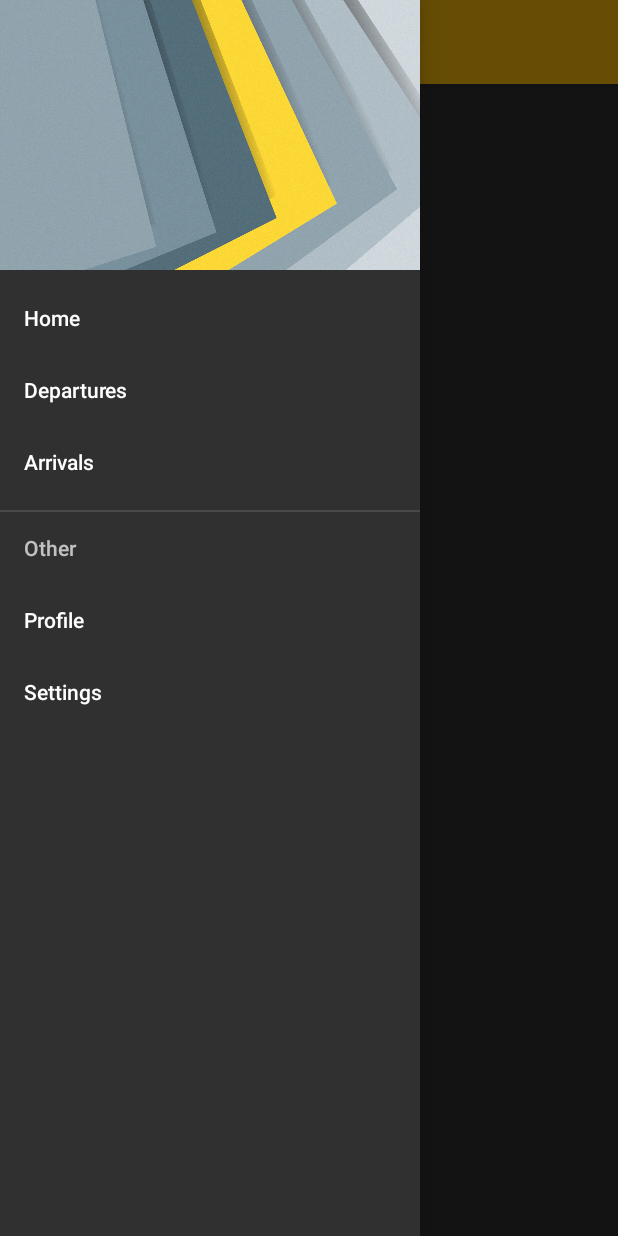
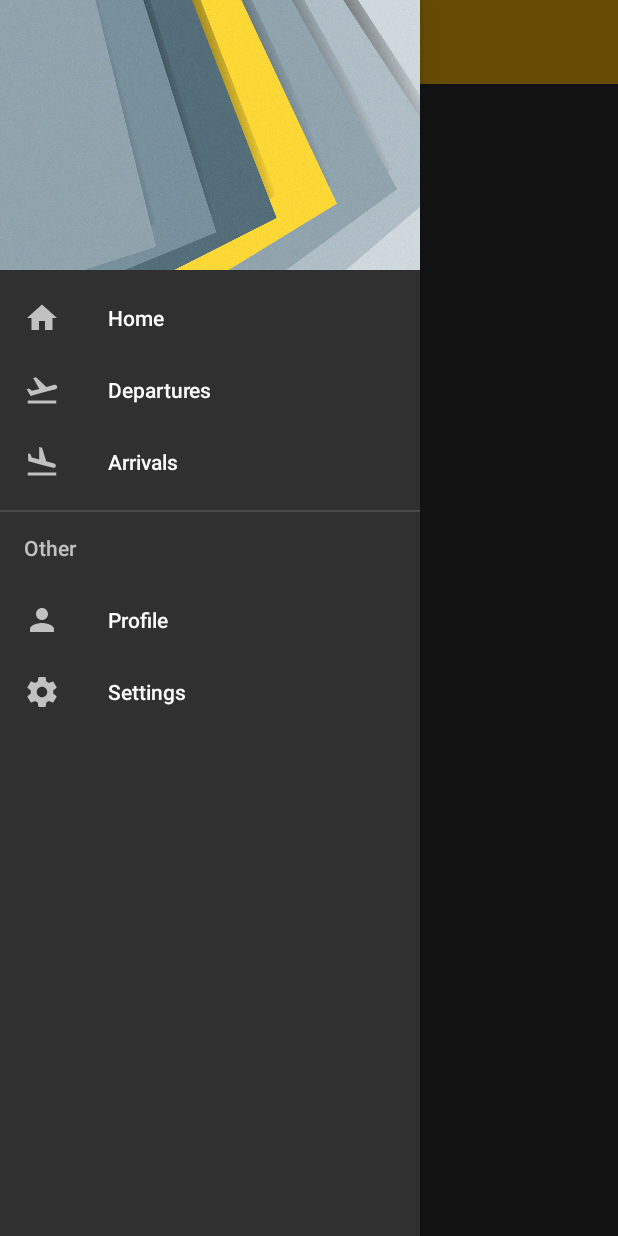
Before and after one commit to MarcMauri/Seccion_07_drawer_recycler_card, an Android app: the screen it shows after launch (MainActivity), with the side drawer open, on a phone screen of 412 x 824 dp. Run offline under Robolectric (Android 15) with nearby library versions, the phone set to English and light mode, and no system bars.

Commit message:
Create vector assets + add them into menu icons

```diff
--- /dev/null
+++ b/app/src/main/res/drawable/ic_arrival.xml
@@ -0,0 +1,9 @@
+<vector xmlns:android="http://schemas.android.com/apk/res/android"
+        android:width="24dp"
+        android:height="24dp"
+        android:viewportWidth="24.0"
+        android:viewportHeight="24.0">
+    <path
+        android:fillColor="#FF000000"
+        android:pathData="M2.5,19h19v2h-19zM9.68,13.27l4.35,1.16 5.31,1.42c0.8,0.21 1.62,-0.26 1.84,-1.06 0.21,-0.8 -0.26,-1.62 -1.06,-1.84l-5.31,-1.42 -2.76,-9.02L10.12,2v8.28L5.15,8.95l-0.93,-2.32 -1.45,-0.39v5.17l1.6,0.43 5.31,1.43z"/>
+</vector>
--- /dev/null
+++ b/app/src/main/res/drawable/ic_departure.xml
@@ -0,0 +1,9 @@
+<vector xmlns:android="http://schemas.android.com/apk/res/android"
+        android:width="24dp"
+        android:height="24dp"
+        android:viewportWidth="24.0"
+        android:viewportHeight="24.0">
+    <path
+        android:fillColor="#FF000000"
+        android:pathData="M2.5,19h19v2h-19zM22.07,9.64c-0.21,-0.8 -1.04,-1.28 -1.84,-1.06L14.92,10l-6.9,-6.43 -1.93,0.51 4.14,7.17 -4.97,1.33 -1.97,-1.54 -1.45,0.39 1.82,3.16 0.77,1.33 1.6,-0.43 5.31,-1.42 4.35,-1.16L21,11.49c0.81,-0.23 1.28,-1.05 1.07,-1.85z"/>
+</vector>
--- /dev/null
+++ b/app/src/main/res/drawable/ic_home.xml
@@ -0,0 +1,9 @@
+<vector xmlns:android="http://schemas.android.com/apk/res/android"
+        android:width="24dp"
+        android:height="24dp"
+        android:viewportWidth="24.0"
+        android:viewportHeight="24.0">
+    <path
+        android:fillColor="#FF000000"
+        android:pathData="M10,20v-6h4v6h5v-8h3L12,3 2,12h3v8z"/>
+</vector>
--- /dev/null
+++ b/app/src/main/res/drawable/ic_profile.xml
@@ -0,0 +1,9 @@
+<vector xmlns:android="http://schemas.android.com/apk/res/android"
+        android:width="24dp"
+        android:height="24dp"
+        android:viewportWidth="24.0"
+        android:viewportHeight="24.0">
+    <path
+        android:fillColor="#FF000000"
+        android:pathData="M12,12c2.21,0 4,-1.79 4,-4s-1.79,-4 -4,-4 -4,1.79 -4,4 1.79,4 4,4zM12,14c-2.67,0 -8,1.34 -8,4v2h16v-2c0,-2.66 -5.33,-4 -8,-4z"/>
+</vector>
--- /dev/null
+++ b/app/src/main/res/drawable/ic_settings.xml
@@ -0,0 +1,9 @@
+<vector xmlns:android="http://schemas.android.com/apk/res/android"
+        android:width="24dp"
+        android:height="24dp"
+        android:viewportWidth="24.0"
+        android:viewportHeight="24.0">
+    <path
+        android:fillColor="#FF000000"
+        android:pathData="M19.43,12.98c0.04,-0.32 0.07,-0.64 0.07,-0.98s-0.03,-0.66 -0.07,-0.98l2.11,-1.65c0.19,-0.15 0.24,-0.42 0.12,-0.64l-2,-3.46c-0.12,-0.22 -0.39,-0.3 -0.61,-0.22l-2.49,1c-0.52,-0.4 -1.08,-0.73 -1.69,-0.98l-0.38,-2.65C14.46,2.18 14.25,2 14,2h-4c-0.25,0 -0.46,0.18 -0.49,0.42l-0.38,2.65c-0.61,0.25 -1.17,0.59 -1.69,0.98l-2.49,-1c-0.23,-0.09 -0.49,0 -0.61,0.22l-2,3.46c-0.13,0.22 -0.07,0.49 0.12,0.64l2.11,1.65c-0.04,0.32 -0.07,0.65 -0.07,0.98s0.03,0.66 0.07,0.98l-2.11,1.65c-0.19,0.15 -0.24,0.42 -0.12,0.64l2,3.46c0.12,0.22 0.39,0.3 0.61,0.22l2.49,-1c0.52,0.4 1.08,0.73 1.69,0.98l0.38,2.65c0.03,0.24 0.24,0.42 0.49,0.42h4c0.25,0 0.46,-0.18 0.49,-0.42l0.38,-2.65c0.61,-0.25 1.17,-0.59 1.69,-0.98l2.49,1c0.23,0.09 0.49,0 0.61,-0.22l2,-3.46c0.12,-0.22 0.07,-0.49 -0.12,-0.64l-2.11,-1.65zM12,15.5c-1.93,0 -3.5,-1.57 -3.5,-3.5s1.57,-3.5 3.5,-3.5 3.5,1.57 3.5,3.5 -1.57,3.5 -3.5,3.5z"/>
+</vector>
--- a/app/src/main/res/menu/menu_drawer.xml
+++ b/app/src/main/res/menu/menu_drawer.xml
@@ -4,27 +4,32 @@
     <group>
         <item
             android:id="@+id/nav_home"
+            android:icon="@drawable/ic_home"
             android:title="@string/home_fragment_title" />
 
         <item
             android:id="@+id/nav_departures"
+            android:icon="@drawable/ic_departure"
             android:title="@string/departures_fragment_title" />
 
         <item
             android:id="@+id/nav_arrivals"
+            android:icon="@drawable/ic_arrival"
             android:title="@string/arrivals_fragment_title" />
     </group>
 
 
-    <item android:title="Other" >
+    <item android:title="Other">
 
         <menu>
             <item
                 android:id="@+id/nav_profile"
+                android:icon="@drawable/ic_profile"
                 android:title="Profile" />
 
             <item
                 android:id="@+id/nav_settings"
+                android:icon="@drawable/ic_settings"
                 android:title="Settings" />
         </menu>
 
```
